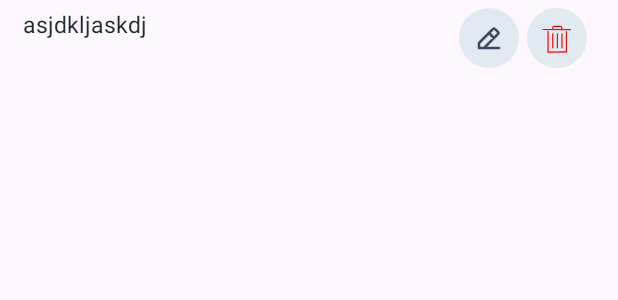
After one commit to harsh0915/gharkharch-app, an Android app: the layout item_manage_expense.xml on its own in the app's theme, with its tools: preview values and no code run, on a phone screen of 412 x 824 dp. The commit adds this screen. Shown: the top 300 px of the screen. Run offline under Robolectric (Android 15) with nearby library versions, the phone set to English and light mode, and no system bars.

Commit message:
added header for manage expenses fragment // added dummy interface for manage_exp adapter

```diff
--- a/Gharkharch/app/src/main/java/com/itmart/gharkharch/Activities/AnalyseExpensesActivity.java
+++ b/Gharkharch/app/src/main/java/com/itmart/gharkharch/Activities/AnalyseExpensesActivity.java
@@ -343,10 +343,5 @@ public class AnalyseExpensesActivity extends AppCompatActivity {
         public void onFailure(Exception e) {
 
         }
-
-        @Override
-        public void onWarning() {
-
-        }
     };
 }
--- a/Gharkharch/app/src/main/java/com/itmart/gharkharch/Fragments/BookExpenseFragment.java
+++ b/Gharkharch/app/src/main/java/com/itmart/gharkharch/Fragments/BookExpenseFragment.java
@@ -43,7 +43,6 @@ import com.itmart.gharkharch.DataModels.GenericItemType;
 import com.itmart.gharkharch.DataModels.PaymentMode;
 import com.itmart.gharkharch.R;
 
-import com.itmart.gharkharch.RCVDecorHeaders.RCVMonthDecorHeader;
 import com.itmart.gharkharch.Utilities.Utility_Calendar;
 import com.itmart.gharkharch.Utilities.Utility_UiAlerts;
 import com.itmart.gharkharch.Utilities.Utility_DBOperations;
--- a/Gharkharch/app/src/main/res/layout/dialog_text_editor.xml
+++ b/Gharkharch/app/src/main/res/layout/dialog_expense_editor.xml
@@ -15,7 +15,8 @@
         android:layout_height="wrap_content"
         android:importantForAutofill="no"
         android:inputType="text"
-        android:padding="@dimen/padding_large" />
+        android:padding="@dimen/padding_large"
+        tools:ignore="LabelFor" />
 
     <LinearLayout
         android:layout_width="match_parent"
--- /dev/null
+++ b/Gharkharch/app/src/main/res/layout/item_manage_expense.xml
@@ -0,0 +1,73 @@
+<?xml version="1.0" encoding="utf-8"?>
+<androidx.constraintlayout.widget.ConstraintLayout xmlns:android="http://schemas.android.com/apk/res/android"
+    xmlns:app="http://schemas.android.com/apk/res-auto"
+    android:layout_width="match_parent"
+    android:layout_height="wrap_content"
+    android:layout_marginVertical="@dimen/margin_small"
+    android:gravity="center"
+    android:orientation="horizontal"
+    android:paddingHorizontal="@dimen/padding_large">
+
+    <TextView
+        android:id="@+id/item_name"
+        android:layout_width="0dp"
+        android:layout_height="wrap_content"
+        android:text="asjdkljaskdj"
+        android:textSize="@dimen/text_size_medium"
+        app:layout_constraintEnd_toStartOf="@id/item_amount"
+        app:layout_constraintStart_toStartOf="parent"
+        app:layout_constraintTop_toTopOf="parent" />
+
+    <TextView
+        android:id="@+id/item_amount"
+        android:layout_width="0dp"
+        android:layout_height="wrap_content"
+        android:text="asjdkljaskdj"
+        android:textSize="@dimen/text_size_medium"
+        android:visibility="gone"
+        app:layout_constraintEnd_toStartOf="@id/edit_item"
+        app:layout_constraintStart_toEndOf="@id/item_name"
+        app:layout_constraintTop_toTopOf="parent" />
+
+    <TextView
+        android:id="@+id/item_date"
+        android:layout_width="0dp"
+        android:layout_height="wrap_content"
+        android:text="asjdkljaskdj"
+        android:textColor="@color/primaryTextColorVariant"
+        android:textSize="@dimen/text_size_small"
+        android:visibility="gone"
+        app:layout_constraintBottom_toBottomOf="parent"
+        app:layout_constraintEnd_toStartOf="@id/edit_item"
+        app:layout_constraintStart_toStartOf="parent"
+        app:layout_constraintTop_toBottomOf="@id/item_name" />
+
+    <ImageView
+        android:id="@+id/edit_item"
+        android:layout_width="wrap_content"
+        android:layout_height="wrap_content"
+        android:layout_marginHorizontal="@dimen/margin_small"
+        android:background="@drawable/circular_border"
+        android:backgroundTint="@color/backgroundColorVariant"
+        android:importantForAccessibility="no"
+        android:padding="@dimen/padding_medium"
+        android:src="@drawable/edit_icon"
+        app:layout_constraintBottom_toBottomOf="parent"
+        app:layout_constraintEnd_toStartOf="@id/delete_item"
+        app:layout_constraintTop_toTopOf="parent" />
+
+    <ImageView
+        android:id="@+id/delete_item"
+        android:layout_width="wrap_content"
+        android:layout_height="wrap_content"
+        android:layout_marginHorizontal="@dimen/margin_small"
+        android:background="@drawable/circular_border"
+        android:backgroundTint="@color/backgroundColorVariant"
+        android:importantForAccessibility="no"
+        android:padding="@dimen/padding_medium"
+        android:src="@drawable/delete_icon"
+        app:layout_constraintBottom_toBottomOf="parent"
+        app:layout_constraintEnd_toEndOf="parent"
+        app:layout_constraintTop_toTopOf="parent" />
+
+</androidx.constraintlayout.widget.ConstraintLayout>
```
Also changed, not shown: Gharkharch/app/src/main/java/com/itmart/gharkharch/Activities/ManageExpensesActivity.java (+19 -2 lines), Gharkharch/app/src/main/java/com/itmart/gharkharch/Adapters/ManageExpensesAdapter.java (+94 -14 lines), Gharkharch/app/src/main/java/com/itmart/gharkharch/Utilities/Utility_DBOperations.java (+13 -6 lines), Gharkharch/app/src/main/java/com/itmart/gharkharch/Utilities/Utility_MonthHeaderRCV.java (added, +109 -0 lines).
